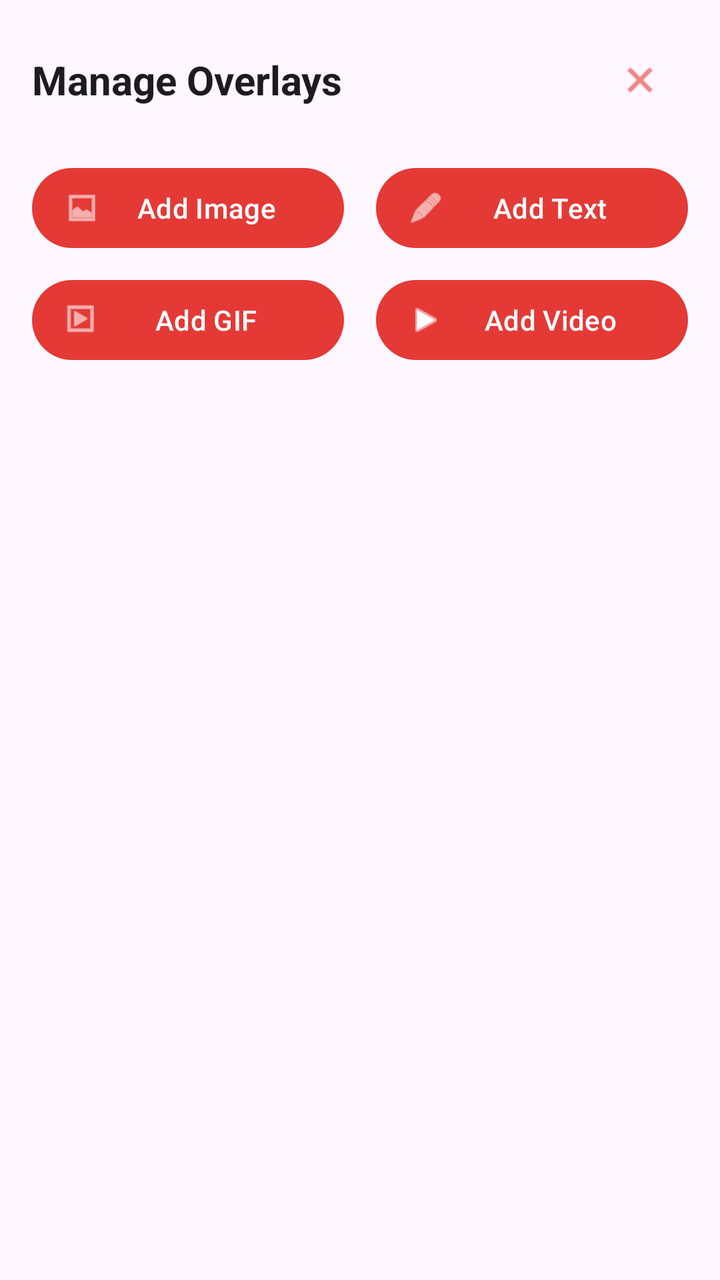
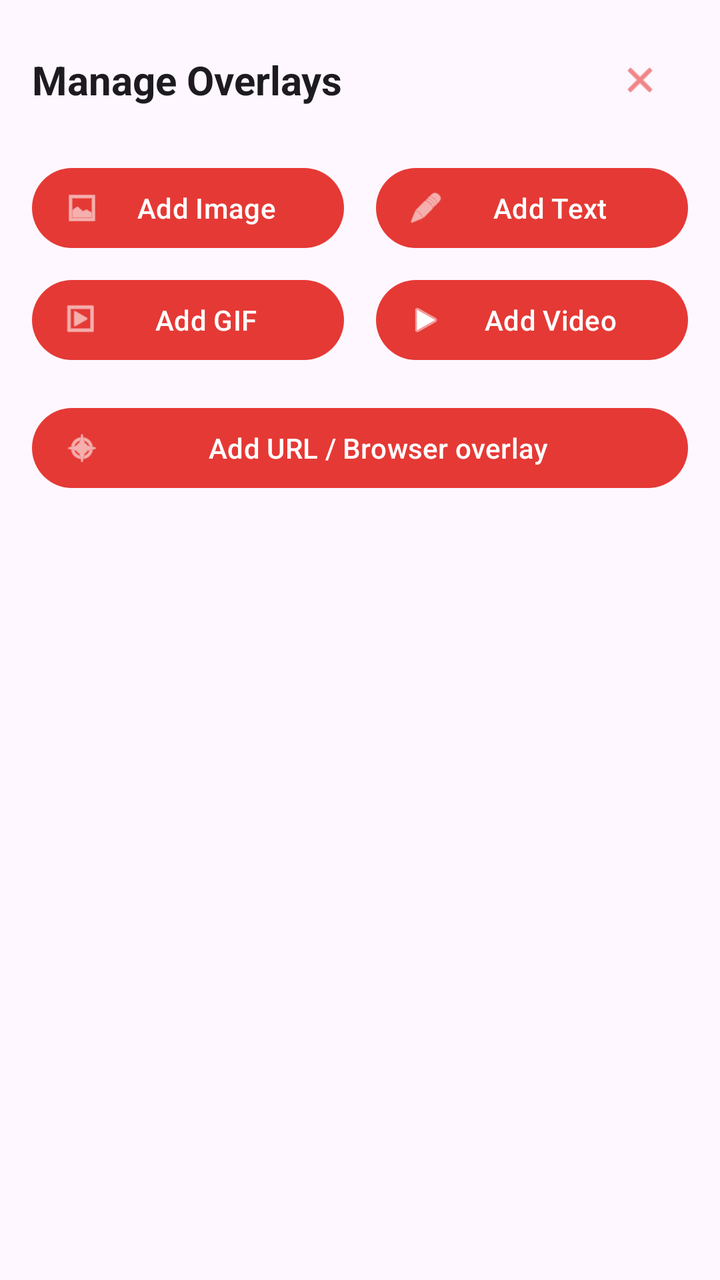

Two renders of the same Android screen: before a commit and after it. Below are the layout's source before the change and the commit's diff.
<!-- AndroidManifest.xml: application theme Theme.StreamForge -->
<!-- res/layout/bottom_sheet_overlay_manager.xml -->
<?xml version="1.0" encoding="utf-8"?>
<LinearLayout xmlns:android="http://schemas.android.com/apk/res/android"
    xmlns:app="http://schemas.android.com/apk/res-auto"
    android:layout_width="match_parent"
    android:layout_height="match_parent"
    android:background="?attr/colorSurface"
    android:orientation="vertical"
    android:padding="16dp">

    
    <LinearLayout
        android:layout_width="match_parent"
        android:layout_height="wrap_content"
        android:gravity="center_vertical"
        android:orientation="horizontal"
        android:paddingBottom="16dp">

        <TextView
            android:layout_width="0dp"
            android:layout_height="wrap_content"
            android:layout_weight="1"
            android:text="@string/manage_overlays"
            android:textColor="?android:textColorPrimary"
            android:textSize="20sp"
            android:textStyle="bold" />

        <com.google.android.material.button.MaterialButton
            android:id="@+id/btnClose"
            style="@style/Widget.Material3.Button.IconButton"
            android:layout_width="48dp"
            android:layout_height="48dp"
            android:contentDescription="@string/close"
            app:icon="@android:drawable/ic_menu_close_clear_cancel" />
    </LinearLayout>

    
    <LinearLayout
        android:id="@+id/addButtonsRow1"
        android:layout_width="match_parent"
        android:layout_height="wrap_content"
        android:gravity="center"
        android:orientation="horizontal"
        android:paddingBottom="8dp">

        <com.google.android.material.button.MaterialButton
            android:id="@+id/btnAddImage"
            style="@style/Widget.Material3.Button.Icon"
            android:layout_width="0dp"
            android:layout_height="wrap_content"
            android:layout_marginEnd="8dp"
            android:layout_weight="1"
            android:text="@string/add_image"
            app:icon="@android:drawable/ic_menu_gallery" />

        <com.google.android.material.button.MaterialButton
            android:id="@+id/btnAddText"
            style="@style/Widget.Material3.Button.Icon"
            android:layout_width="0dp"
            android:layout_height="wrap_content"
            android:layout_marginStart="8dp"
            android:layout_weight="1"
            android:text="@string/add_text"
            app:icon="@android:drawable/ic_menu_edit" />
    </LinearLayout>

    
    <LinearLayout
        android:id="@+id/addButtonsRow2"
        android:layout_width="match_parent"
        android:layout_height="wrap_content"
        android:gravity="center"
        android:orientation="horizontal"
        android:paddingBottom="16dp">

        <com.google.android.material.button.MaterialButton
            android:id="@+id/btnAddGif"
            style="@style/Widget.Material3.Button.Icon"
            android:layout_width="0dp"
            android:layout_height="wrap_content"
            android:layout_marginEnd="8dp"
            android:layout_weight="1"
            android:text="@string/add_gif"
            app:icon="@android:drawable/ic_menu_slideshow" />

        <com.google.android.material.button.MaterialButton
            android:id="@+id/btnAddVideo"
            style="@style/Widget.Material3.Button.Icon"
            android:layout_width="0dp"
            android:layout_height="wrap_content"
            android:layout_marginStart="8dp"
            android:layout_weight="1"
            android:text="@string/add_video"
            app:icon="@android:drawable/ic_media_play" />
    </LinearLayout>

    
    <androidx.recyclerview.widget.RecyclerView
        android:id="@+id/rvOverlays"
        android:layout_width="match_parent"
        android:layout_height="0dp"
        android:layout_weight="1"
        android:clipToPadding="false"
        android:scrollbars="vertical"
        android:fadeScrollbars="false"
        app:layoutManager="androidx.recyclerview.widget.LinearLayoutManager" />

    
    <TextView
        android:id="@+id/tvEmptyState"
        android:layout_width="match_parent"
        android:layout_height="0dp"
        android:layout_weight="1"
        android:gravity="center"
        android:text="@string/no_overlays"
        android:textColor="?android:textColorSecondary"
        android:textSize="16sp"
        android:visibility="gone" />
</LinearLayout>
<!-- resources referenced by this layout -->
<resources>
  <string name="add_gif">Add GIF</string>
  <string name="add_image">Add Image</string>
  <string name="add_text">Add Text</string>
  <string name="add_video">Add Video</string>
  <string name="close">Close</string>
  <string name="manage_overlays">Manage Overlays</string>
  <string name="no_overlays">No overlays yet.\nTap a button above to add one.</string>
  <style name="Theme.StreamForge" parent="Theme.Material3.DayNight.NoActionBar">
          <item name="colorPrimary">@color/brand_primary</item>
          <item name="colorPrimaryVariant">@color/brand_primary_dark</item>
          <item name="colorSecondary">@color/brand_secondary</item>
          <item name="android:windowLightStatusBar" tools:targetApi="m">false</item>
          <item name="android:statusBarColor">@color/surface_dark</item>
      </style>
  <color name="brand_primary">#E53935</color>
  <color name="brand_primary_dark">#B71C1C</color>
  <color name="brand_secondary">#FF7043</color>
  <color name="surface_dark">#121212</color>
</resources>

<!-- the commit's change to res/layout/bottom_sheet_overlay_manager.xml (unified diff, before → after) -->
@@ -94,6 +94,16 @@
     </LinearLayout>
 
     
+    <com.google.android.material.button.MaterialButton
+        android:id="@+id/btnAddUrl"
+        style="@style/Widget.Material3.Button.Icon"
+        android:layout_width="match_parent"
+        android:layout_height="wrap_content"
+        android:layout_marginBottom="16dp"
+        android:text="@string/add_url"
+        app:icon="@android:drawable/ic_menu_compass" />
+
+    
     <androidx.recyclerview.widget.RecyclerView
         android:id="@+id/rvOverlays"
         android:layout_width="match_parent"
<!-- resource entries referenced after the edit -->
@@ -3,6 +3,7 @@
   <string name="add_gif">Add GIF</string>
   <string name="add_image">Add Image</string>
   <string name="add_text">Add Text</string>
+  <string name="add_url">Add URL / Browser overlay</string>
   <string name="add_video">Add Video</string>
   <string name="close">Close</string>
   <string name="manage_overlays">Manage Overlays</string>
